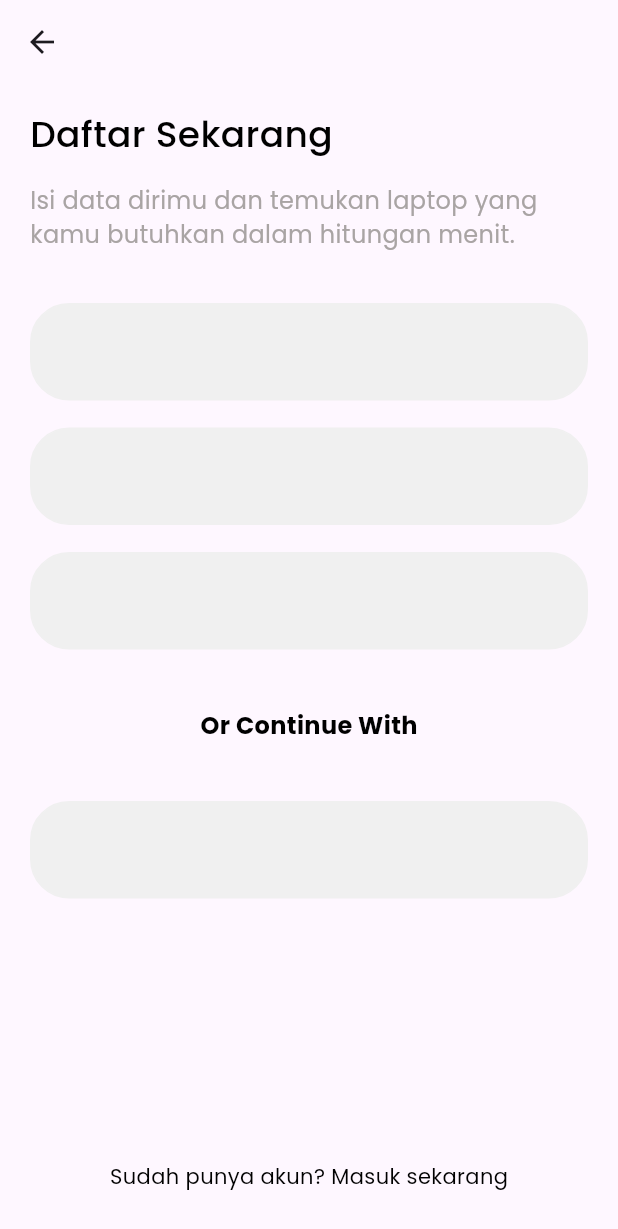
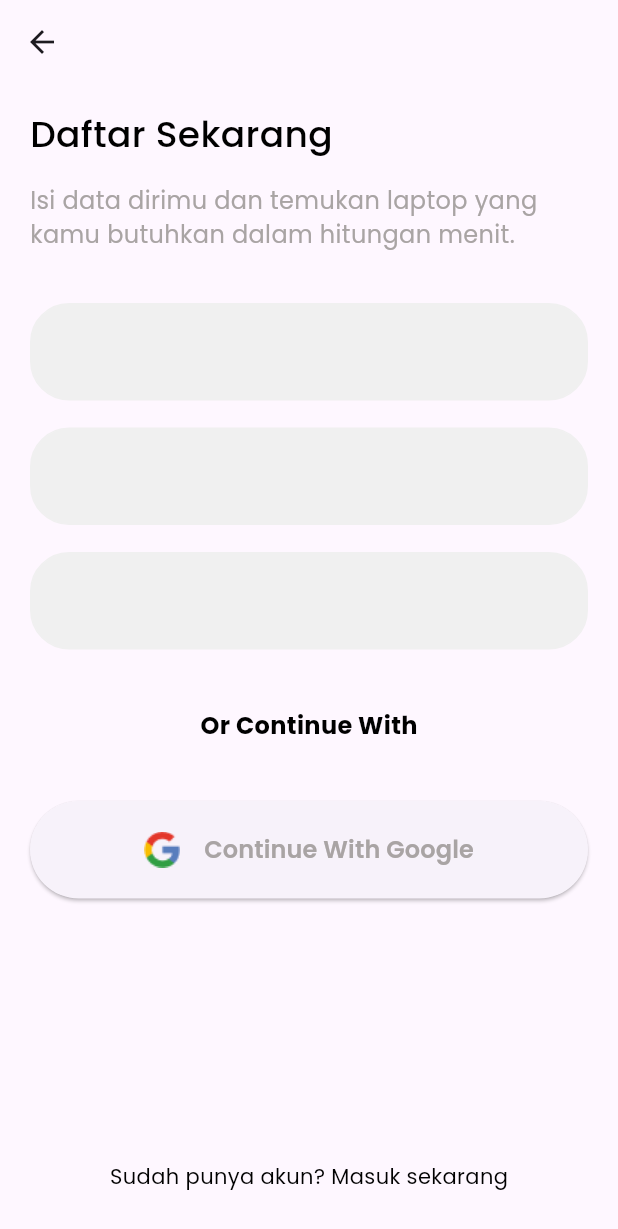
Before and after one commit to inikanipp/aplikasi_NyeTop_Mobile_Programming, a Flutter app: the SecondPage screen opened directly, on a phone screen of 412 x 824 dp. Shown: the top 1229 px of the screen. Run offline on Flutter 3.47's test engine with Material 3 defaults, Android fonts, the light colour scheme and no system bars; our stand-ins replace google_fonts.

Commit message:
update google sign in

```diff
--- a/nyetop/lib/second_page.dart
+++ b/nyetop/lib/second_page.dart
@@ -90,11 +90,18 @@ class SecondPage extends StatelessWidget {
             width: double.infinity,
             // color: Colors.yellow,
             margin: EdgeInsets.only(left: 20, right: 20, top: 18),
-            decoration: BoxDecoration(
-                color: Color(0xFFF0F0F0),
-                border: Border.all(color: Color(0xFFF0F0F0)),
-                borderRadius: BorderRadius.all(Radius.circular(26))
-              ),
+            child: ElevatedButton(onPressed: (){},
+            child: Row(
+              mainAxisAlignment: MainAxisAlignment.center,
+              children: [
+                Image.asset("assets/images/google_icon.png"),
+                SizedBox(width: 16,),
+                Text("Continue With Google", style: GoogleFonts.poppins(
+                  textStyle: TextStyle(fontSize: 16, fontWeight: FontWeight.w600, color: Color(0XFFA9A4A4))
+                ),)
+              ],
+            )
+            ),
           ),
 
           Container(
--- a/nyetop/pubspec.yaml
+++ b/nyetop/pubspec.yaml
@@ -22,6 +22,7 @@ flutter:
   assets:
     - assets/images/logo.png
     - assets/images/onBoard1.png
+    - assets/images/google_icon.png
 
 flutter_native_splash:
   color: "#060a56"
```
Also changed, not shown: nyetop/assets/images/google_icon.png (added).
